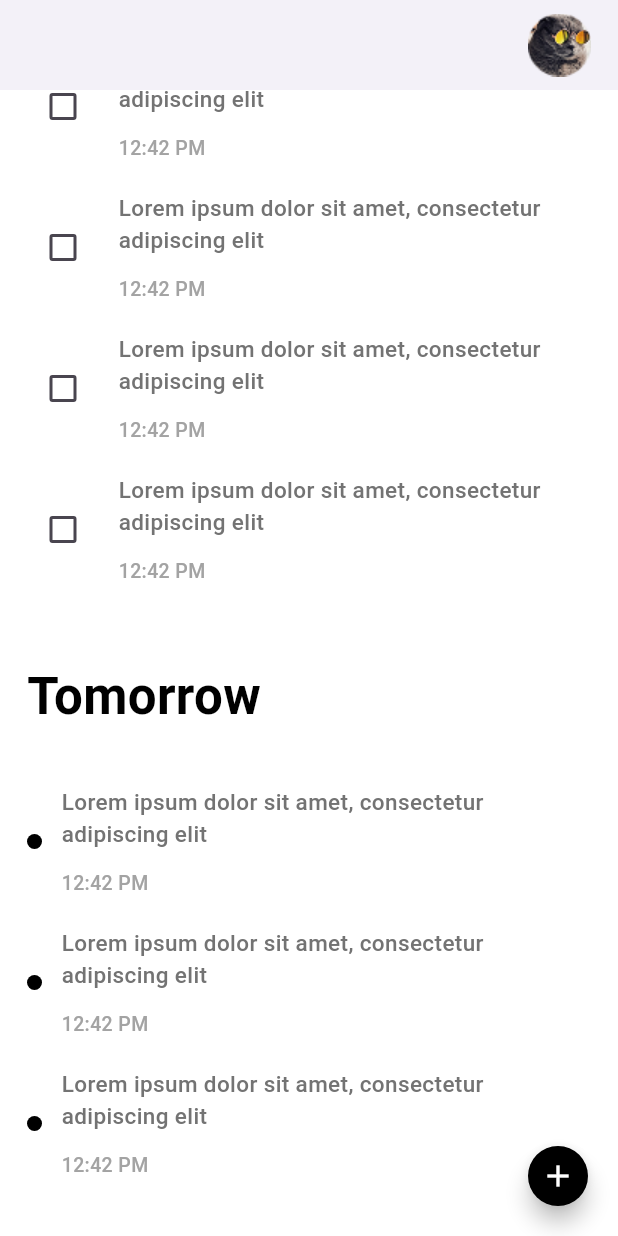
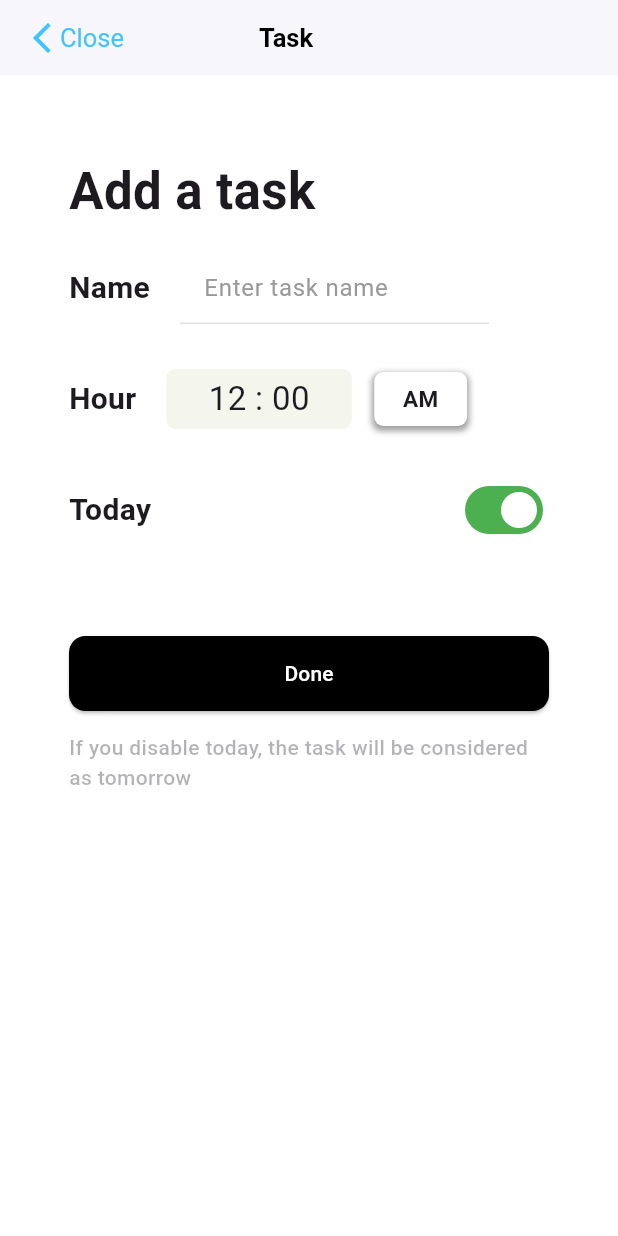
Before and after one commit to Mohsenvafaei1362/testproject, a Flutter app: the TodoList screen opened by its route, scrolled down 204 dp, after a tap on the "add" icon, on a phone screen of 412 x 824 dp. Run offline on Flutter 3.47's test engine with Material 3 defaults, Android fonts, the phone set to English and light mode, and no system bars; our stand-ins replace bloc, connectivity_plus, dartz, dio, easy_dynamic_theme, equatable and 6 more; missing offline and left inert: curl_logger_dio_interceptor; generated files the repository leaves out were written again; statements that could not run were skipped.

Commit message:
Create the add a task page

```diff
--- a/lib/config/router/go_router.dart
+++ b/lib/config/router/go_router.dart
@@ -2,6 +2,7 @@ import 'package:flutter/material.dart';
 import 'package:go_router/go_router.dart';
 import 'package:testproject/features/login/presentation/pages/login.dart';
 import 'package:testproject/features/register/presentation/pages/register.dart';
+import 'package:testproject/features/todo_list/presentation/pages/add_todo.dart';
 import 'package:testproject/features/todo_list/presentation/pages/todo_list.dart';
 
 class RouterPage {
@@ -53,11 +54,14 @@ class RouterPage {
               },
             ),
       ),
+      GoRoute(path: '/todo', builder: (context, state) => const TodoList()),
+      GoRoute(path: '/addtodo', builder: (context, state) => const AddTodo()),
+    ],
+    errorBuilder:
+        (context, state) =>
+            Scaffold(body: Center(child: Text('Error: ${state.error}'))),
 
-      // GoRoute(path: '/register', builder: (context, state) => const Register()),
-      GoRoute(path: '/todo', builder: (context, state) => const TodoList()),
-    ],
-    errorBuilder: (context, state) => const Login(),
+    // errorBuilder: (context, state) => const Login(),
     debugLogDiagnostics: true,
   );
 }
--- a/lib/features/login/presentation/widgets/text_field.dart
+++ b/lib/features/login/presentation/widgets/text_field.dart
@@ -11,12 +11,14 @@ class TextFieldWidget extends StatelessWidget {
     this.width,
     this.height,
     this.onChanged,
+    this.fillColor,
   });
   final double? width;
   final double? height;
   final String? hintText;
   final String? labelText;
   final void Function(String)? onChanged;
+  final Color? fillColor;
 
   @override
   Widget build(BuildContext context) {
@@ -31,7 +33,7 @@ class TextFieldWidget extends StatelessWidget {
         ),
         onChanged: onChanged,
         decoration: InputDecoration(
-          fillColor: Colors.white.withAlpha(600),
+          fillColor: fillColor ?? Colors.white.withAlpha(600),
           filled: true,
           enabledBorder: OutlineInputBorder(
             borderRadius: BorderRadius.circular(8),
--- /dev/null
+++ b/lib/features/todo_list/presentation/pages/add_todo.dart
@@ -0,0 +1,269 @@
+import 'package:flutter/material.dart';
+import 'package:go_router/go_router.dart';
+import 'package:testproject/core/extentions/extention.dart';
+
+class AddTodo extends StatefulWidget {
+  const AddTodo({super.key});
+
+  @override
+  State<AddTodo> createState() => _AddTodoState();
+}
+
+class _AddTodoState extends State<AddTodo> {
+  @override
+  Widget build(BuildContext context) {
+    return PopScope(
+      canPop: false,
+      onPopInvokedWithResult: (didPop, result) {
+        if (!didPop) {
+          context.go('/todo');
+        }
+      },
+      child: Scaffold(
+        appBar: AppBar(
+          toolbarHeight: 50,
+          title: Row(
+            mainAxisAlignment: MainAxisAlignment.start, // ویجت‌ها به سمت چپ
+            children: [
+              GestureDetector(
+                onTap: () {
+                  context.go('/todo');
+                },
+                child: Icon(
+                  Icons.arrow_back_ios_new,
+                  color: Colors.lightBlueAccent,
+                ),
+              ),
+              Text(
+                'Close',
+                style: TextStyle(
+                  color: Colors.lightBlueAccent,
+                  fontSize: 17,
+                  fontWeight: FontWeight.w400,
+                ),
+              ),
+              SizedBox(width: 90),
+              Text(
+                'Task',
+                style: TextStyle(
+                  fontSize: 17,
+                  fontWeight: FontWeight.w600,
+                  color: Colors.black,
+                ),
+              ),
+            ],
+          ),
+        ),
+        body: SafeArea(
+          child: SingleChildScrollView(
+            child: Padding(
+              padding: const EdgeInsets.all(16.0),
+              child: Padding(
+                padding: const EdgeInsets.fromLTRB(30, 37, 30, 33),
+                child: Column(
+                  crossAxisAlignment: CrossAxisAlignment.start,
+                  children: [
+                    TitlePage(),
+                    SizedBox(height: 16),
+                    AddTaskName(),
+                    SizedBox(height: 30),
+                    ShowHours(),
+                    SizedBox(height: 30),
+                    SelectedToday(),
+                    SizedBox(height: 60),
+                    WidgetButton(),
+                    SizedBox(height: 14),
+                    WidgetText(),
+                  ],
+                ),
+              ),
+            ),
+          ),
+        ),
+      ),
+    );
+  }
+}
+
+//! widget text
+class WidgetText extends StatelessWidget {
+  const WidgetText({super.key});
+
+  @override
+  Widget build(BuildContext context) {
+    return Text(
+      'If you disable today, the task will be considered as tomorrow',
+      style: TextStyle(
+        fontSize: 14,
+        fontWeight: FontWeight.w500,
+        color: Color(0xff3C3C43).withAlpha(100),
+      ),
+    );
+  }
+}
+
+//! button widget
+class WidgetButton extends StatelessWidget {
+  const WidgetButton({super.key});
+
+  @override
+  Widget build(BuildContext context) {
+    return ElevatedButton(
+      onPressed: () {},
+      style: ElevatedButton.styleFrom(
+        backgroundColor: Colors.black,
+        minimumSize: Size(context.screenwidth * 0.8, 50),
+        shape: RoundedRectangleBorder(borderRadius: BorderRadius.circular(11)),
+      ),
+      child: Text(
+        'Done',
+        style: TextStyle(
+          fontSize: 14,
+          fontWeight: FontWeight.w500,
+          color: Colors.white,
+        ),
+      ),
+    );
+  }
+}
+
+//! selected today widget
+class SelectedToday extends StatefulWidget {
+  const SelectedToday({super.key});
+
+  @override
+  State<SelectedToday> createState() => _SelectedTodayState();
+}
+
+class _SelectedTodayState extends State<SelectedToday> {
+  @override
+  Widget build(BuildContext context) {
+    bool isSelected = true; //! وضعیت انتخاب شده
+    return Row(
+      mainAxisAlignment: MainAxisAlignment.spaceBetween,
+      children: [
+        Text(
+          'Today',
+          style: TextStyle(fontSize: 20, fontWeight: FontWeight.w600),
+        ),
+        Switch(
+          value: isSelected,
+          onChanged: (value) {
+            setState(() {
+              isSelected = !isSelected;
+            });
+            setState(() {});
+          },
+          activeColor: Colors.white,
+          activeTrackColor: Colors.green,
+        ),
+      ],
+    );
+  }
+}
+
+//! show hours widget
+class ShowHours extends StatelessWidget {
+  const ShowHours({super.key});
+
+  @override
+  Widget build(BuildContext context) {
+    return SizedBox(
+      width: context.screenwidth * .7,
+      child: Row(
+        children: [
+          Text(
+            'Hour',
+            style: TextStyle(fontSize: 20, fontWeight: FontWeight.w600),
+          ),
+          SizedBox(width: 20),
+          Container(
+            alignment: Alignment.center,
+            decoration: BoxDecoration(
+              borderRadius: BorderRadius.circular(6),
+              color: Color(0xff76801f).withAlpha(20),
+            ),
+            width: context.screenwidth * .3,
+            height: 40,
+            child: Text(
+              '12 : 00',
+              style: TextStyle(fontSize: 22, fontWeight: FontWeight.w400),
+            ),
+          ),
+          SizedBox(width: 15),
+          Container(
+            alignment: Alignment.center,
+            width: context.screenwidth * .15,
+            height: 36,
+            decoration: BoxDecoration(
+              boxShadow: [
+                BoxShadow(
+                  color: Colors.grey,
+                  spreadRadius: 1,
+                  blurRadius: 3,
+                  offset: Offset(0, 2), // changes position of shadow
+                ),
+              ],
+              borderRadius: BorderRadius.circular(6),
+              color: Colors.white,
+            ),
+            child: Text(
+              'AM',
+              style: TextStyle(fontSize: 15, fontWeight: FontWeight.w600),
+            ),
+          ),
+        ],
+      ),
+    );
+  }
+}
+
+//! add task name widget
+class AddTaskName extends StatelessWidget {
+  const AddTaskName({super.key});
+
+  @override
+  Widget build(BuildContext context) {
+    return Row(
+      children: [
+        Text(
+          'Name',
+          style: TextStyle(fontSize: 20, fontWeight: FontWeight.w600),
+        ),
+        SizedBox(width: 20),
+        SizedBox(
+          width: context.screenwidth * 0.5,
+          child: TextField(
+            decoration: InputDecoration(
+              hintText: 'Enter task name',
+              fillColor: Colors.transparent,
+              enabledBorder: UnderlineInputBorder(
+                borderSide: BorderSide(color: Colors.grey.shade300),
+              ),
+              focusedBorder: UnderlineInputBorder(
+                borderSide: BorderSide(color: Colors.blue, width: 2.0),
+              ),
+              border: OutlineInputBorder(
+                borderRadius: BorderRadius.circular(8),
+                borderSide: BorderSide(color: Colors.grey),
+              ),
+            ),
+          ),
+        ),
+      ],
+    );
+  }
+}
+
+//! title widget
+class TitlePage extends StatelessWidget {
+  const TitlePage({super.key});
+
+  @override
+  Widget build(BuildContext context) {
+    return Text(
+      'Add a task',
+      style: TextStyle(fontSize: 34, fontWeight: FontWeight.w700),
+    );
+  }
+}
--- a/lib/features/todo_list/presentation/pages/todo_list.dart
+++ b/lib/features/todo_list/presentation/pages/todo_list.dart
@@ -1,4 +1,5 @@
 import 'package:flutter/material.dart';
+import 'package:go_router/go_router.dart';
 import 'package:testproject/gen/assets.gen.dart';
 
 class TodoList extends StatefulWidget {
@@ -13,10 +14,21 @@ class _TodoListState extends State<TodoList> {
   List<bool> isCheckedList = List.generate(5, (_) => false);
   @override
   Widget build(BuildContext context) {
-    return Scaffold(
+    return PopScope(
+      canPop: false,
+      onPopInvokedWithResult: (didPop, result) {
+        if (!didPop) {
+          context.go('/');
+        }
+      },
+      child: Scaffold(
         floatingActionButton: FloatingActionButton.small(
-        shape: RoundedRectangleBorder(borderRadius: BorderRadius.circular(50)),
-        onPressed: () {},
+          shape: RoundedRectangleBorder(
+            borderRadius: BorderRadius.circular(50),
+          ),
+          onPressed: () {
+            context.go('/addtodo');
+          },
           child: Icon(Icons.add, color: Colors.white),
         ),
         appBar: AppBar(
@@ -77,7 +89,7 @@ class _TodoListState extends State<TodoList> {
                               SizedBox(
                                 width:
                                     MediaQuery.of(context).size.width *
-                                  .7, // محدود کردن عرض به عرض موجود
+                                    .6, // محدود کردن عرض به عرض موجود
                                 child: Text(
                                   'Lorem ipsum dolor sit amet, consectetur adipiscing elit',
                                   style: TextStyle(
@@ -168,6 +180,7 @@ class _TodoListState extends State<TodoList> {
             ),
           ),
         ),
+      ),
     );
   }
 }
```
Also changed, not shown: 1 other file. Lines whose indentation alone changed are shown as unchanged.
